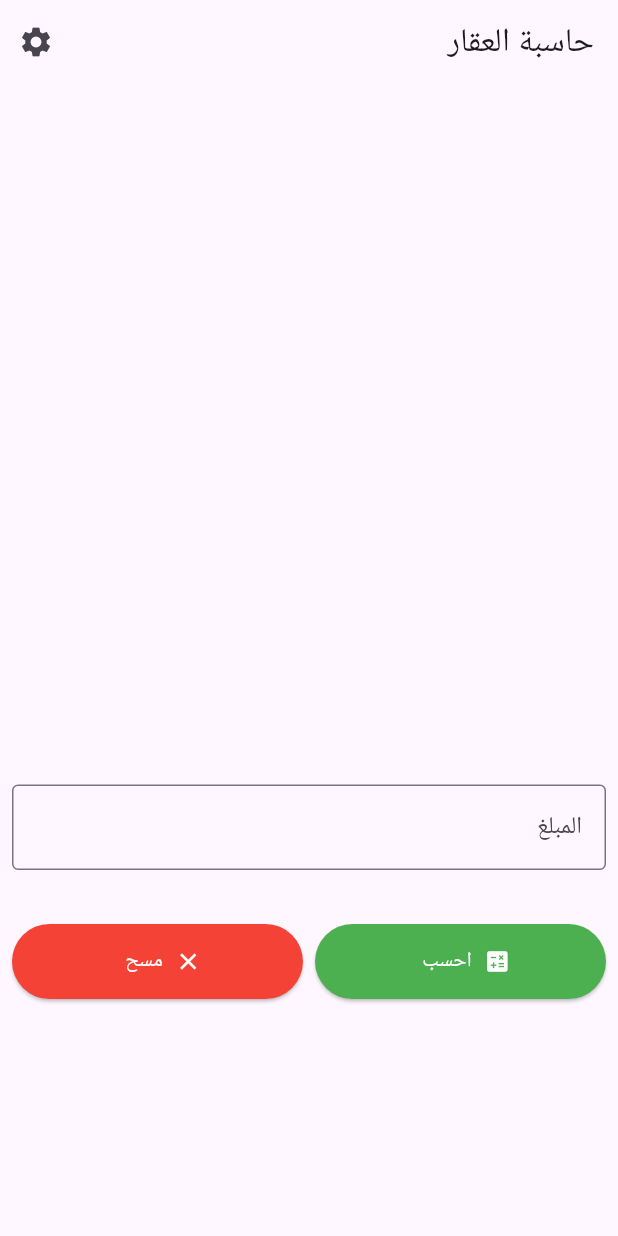
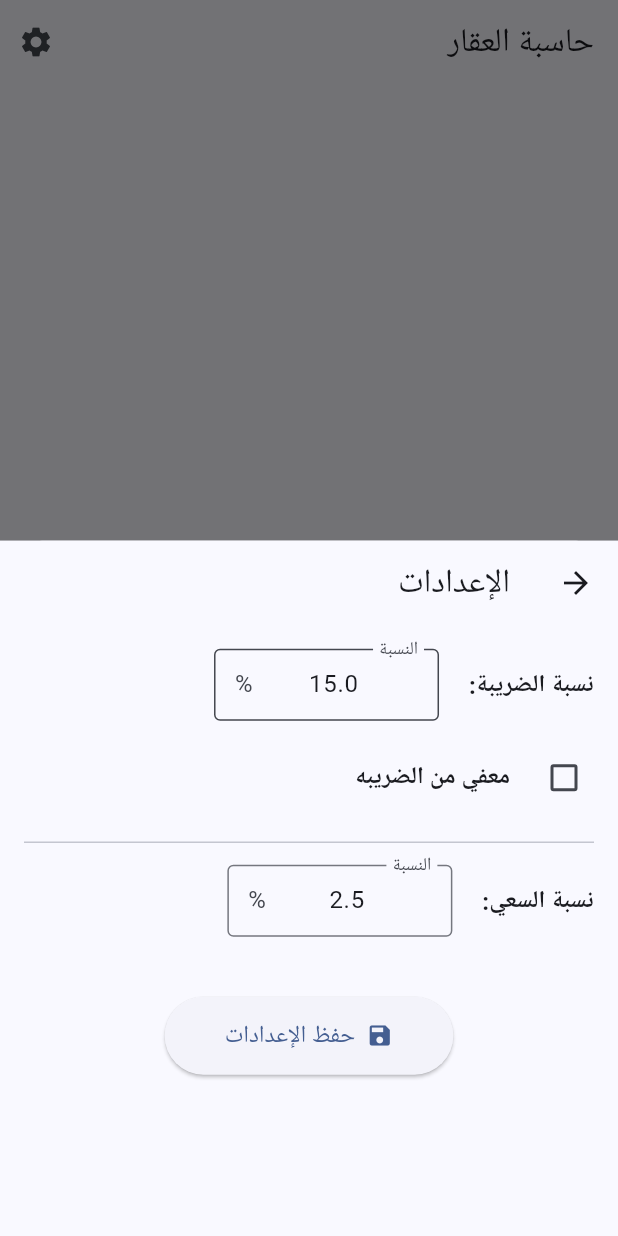
Before and after one commit to alwaleed1989/real_estate_calculator, a Flutter app: the screen it shows after launch, after a tap on the "settings" icon, on a phone screen of 412 x 824 dp. Run offline on Flutter 3.47's test engine with Material 3 defaults, Android fonts, the phone set to English and light mode, and no system bars; our stand-ins replace shared_preferences.

Commit message:
Phase 3 + add setting screen + add InputDecoration Vat + Fees + checkbox for free Vat + save the setting

```diff
--- a/lib/Screens/calculator/calculator.dart
+++ b/lib/Screens/calculator/calculator.dart
@@ -1,5 +1,6 @@
 import 'package:flutter/material.dart';
 import 'package:intl/intl.dart';
+import 'package:real_estate_calculator/Screens/setting/setting.dart';
 import 'calculator_methods.dart';
 import 'calculator_widget.dart';
 
@@ -54,9 +55,6 @@ class _calculatorScreenState extends State<calculatorScreen> {
       // في حالة الإدخال الخاطئ، قم بمسح النتائج
       _clear();
 
-      // ScaffoldMessenger.of(context).showSnackBar(
-      //   const SnackBar(content: Text("الرجاء إدخال رقم صحيح")),
-      // );
       Error_Dialog(context);
 
     }
@@ -78,7 +76,10 @@ class _calculatorScreenState extends State<calculatorScreen> {
       appBar: AppBar(
         title: const Text('حاسبة العقار'),
         actions: [
-          IconButton(onPressed: () {}, icon: const Icon(Icons.settings)),
+          IconButton(onPressed: () {
+            showModalBottomSheet(context: context , builder: (context) => setting_screen(),);
+
+          }, icon: const Icon(Icons.settings)),
         ],
       ),
       // تم نقل الأزرار إلى هنا لتكون في مكانها الصحيح
--- /dev/null
+++ b/lib/Screens/setting/setting.dart
@@ -0,0 +1,184 @@
+import 'package:flutter/material.dart';
+import 'package:flutter/services.dart';
+import 'package:shared_preferences/shared_preferences.dart';
+
+class setting_screen extends StatefulWidget {
+  const setting_screen({super.key});
+
+  @override
+  State<setting_screen> createState() => _setting_screenState();
+}
+
+class _setting_screenState extends State<setting_screen> {
+  // Create separate controllers for each field
+  final TextEditingController _vatController = TextEditingController();
+  final TextEditingController _pursuitFeeController = TextEditingController();
+
+  // State variable for the checkbox
+  bool _isTaxExempt = false;
+
+  @override
+  void initState() {
+    super.initState();
+    // Load all saved settings when the screen is created
+    _loadSettings();
+  }
+
+  @override
+  void dispose() {
+    // Clean up both controllers
+    _vatController.dispose();
+    _pursuitFeeController.dispose();
+    super.dispose();
+  }
+
+  // Function to load all saved settings
+  Future<void> _loadSettings() async {
+    final prefs = await SharedPreferences.getInstance();
+    // Load the saved values, providing defaults if they don't exist
+    final savedVat = prefs.getDouble('vat_percentage') ?? 15.0;
+    final savedPursuitFee = prefs.getDouble('pursuit_fee_percentage') ?? 2.5;
+    final isExempt = prefs.getBool('is_tax_exempt') ?? false;
+
+    // Update the state with the loaded values
+    setState(() {
+      _vatController.text = savedVat.toString();
+      _pursuitFeeController.text = savedPursuitFee.toString();
+      _isTaxExempt = isExempt;
+    });
+  }
+
+  // Function to save all settings
+  Future<void> _saveSettings() async {
+    final prefs = await SharedPreferences.getInstance();
+
+    // Get values from controllers
+    final vatValue = double.tryParse(_vatController.text) ?? 0.0;
+    final pursuitFeeValue = double.tryParse(_pursuitFeeController.text) ?? 0.0;
+
+    // Save all three values
+    await prefs.setDouble('vat_percentage', vatValue);
+    await prefs.setDouble('pursuit_fee_percentage', pursuitFeeValue);
+    await prefs.setBool('is_tax_exempt', _isTaxExempt);
+
+    // Show a confirmation message
+    ScaffoldMessenger.of(context).showSnackBar(
+      const SnackBar(content: Text('تم حفظ الإعدادات بنجاح!')),
+    );
+  }
+
+  @override
+  Widget build(BuildContext context) {
+    return Scaffold(
+      appBar: AppBar(
+        title: const Text('الإعدادات'),
+      ),
+      body: SingleChildScrollView(
+        child: Container(
+          padding: const EdgeInsets.all(16.0),
+          child: Column(
+            crossAxisAlignment: CrossAxisAlignment.start,
+            children: [
+              Row(
+                crossAxisAlignment: CrossAxisAlignment.center,
+                children: [
+                  const Text(
+                    "نسبة الضريبة:",
+                    style: TextStyle(fontSize: 16, fontWeight: FontWeight.bold),
+                  ),
+                  const SizedBox(width: 20),
+                  SizedBox(
+                    width: 150,
+                    child: TextField(
+                      // IMPORTANT: Control if the field is enabled
+                      enabled: !_isTaxExempt,
+                      controller: _vatController,
+                      textAlign: TextAlign.center,
+                      decoration: InputDecoration(
+                        labelText: 'النسبة',
+                        suffixText: '%',
+                        border: const OutlineInputBorder(),
+                        // Change background color when disabled for better UX
+                        filled: true,
+                        fillColor: _isTaxExempt ? Colors.grey[200] : Colors.transparent,
+                        contentPadding: const EdgeInsets.symmetric(
+                            vertical: 10.0, horizontal: 10.0),
+                      ),
+                      keyboardType: const TextInputType.numberWithOptions(decimal: true),
+                      inputFormatters: <TextInputFormatter>[
+                        FilteringTextInputFormatter.allow(RegExp(r'^\d+\.?\d{0,2}')),
+                      ],
+                    ),
+                  ),
+                ],
+              ),
+              const SizedBox(height: 10),
+
+              // --- ADDED CHECKBOX HERE ---
+              CheckboxListTile(
+                title: const Text(
+                  "معفي من الضريبه",
+                  style: TextStyle(fontWeight: FontWeight.bold),
+                ),
+                value: _isTaxExempt,
+                onChanged: (bool? newValue) {
+                  setState(() {
+                    _isTaxExempt = newValue ?? false;
+                  });
+                },
+                controlAffinity: ListTileControlAffinity.leading, // Puts checkbox on the right for RTL
+                contentPadding: EdgeInsets.zero,
+              ),
+              // --- END OF CHECKBOX ---
+
+              const Divider(height: 30),
+
+              Row(
+                crossAxisAlignment: CrossAxisAlignment.center,
+                children: [
+                  const Text(
+                    "نسبة السعي:",
+                    style: TextStyle(fontSize: 16, fontWeight: FontWeight.bold),
+                  ),
+                  const SizedBox(width: 20),
+                  SizedBox(
+                    width: 150,
+                    child: TextField(
+                      // Use the correct controller
+                      controller: _pursuitFeeController,
+                      textAlign: TextAlign.center,
+                      decoration: const InputDecoration(
+                        labelText: 'النسبة',
+                        suffixText: '%',
+                        border: OutlineInputBorder(),
+                        contentPadding: EdgeInsets.symmetric(
+                            vertical: 10.0, horizontal: 10.0),
+                      ),
+                      keyboardType: const TextInputType.numberWithOptions(decimal: true),
+                      inputFormatters: <TextInputFormatter>[
+                        FilteringTextInputFormatter.allow(RegExp(r'^\d+\.?\d{0,2}')),
+                      ],
+                    ),
+                  ),
+                ],
+              ),
+              const SizedBox(height: 40),
+
+              Center(
+                child: ElevatedButton.icon(
+                  onPressed: _saveSettings, // Call the updated save function
+                  icon: const Icon(Icons.save),
+                  label: const Text('حفظ الإعدادات'),
+                  style: ElevatedButton.styleFrom(
+                    padding: const EdgeInsets.symmetric(horizontal: 40, vertical: 15),
+                    textStyle: const TextStyle(fontSize: 16),
+                  ),
+                ),
+              ),
+            ],
+          ),
+        ),
+      ),
+    );
+  }
+}
--- a/lib/main.dart
+++ b/lib/main.dart
@@ -28,7 +28,7 @@
       debugShowCheckedModeBanner: false,
       theme: ThemeData(
 
-        colorScheme: ColorScheme.fromSeed(seedColor: Colors.deepPurple),
+        colorScheme: ColorScheme.fromSeed(seedColor: Colors.blueAccent),
       ),
       home: calculatorScreen()
     );
--- a/pubspec.yaml
+++ b/pubspec.yaml
@@ -37,7 +37,9 @@ dependencies:
   # Use with the CupertinoIcons class for iOS style icons.
   cupertino_icons: ^1.0.8
   flutter_localization: ^0.3.3
-  intl: ^0.19.0 # أو أحدث إصدار
+  intl: ^0.19.0
+  shared_preferences: ^2.2.3 # Add this line
+
 
 dev_dependencies:
   flutter_test:
```
Also changed, not shown: pubspec.lock.
